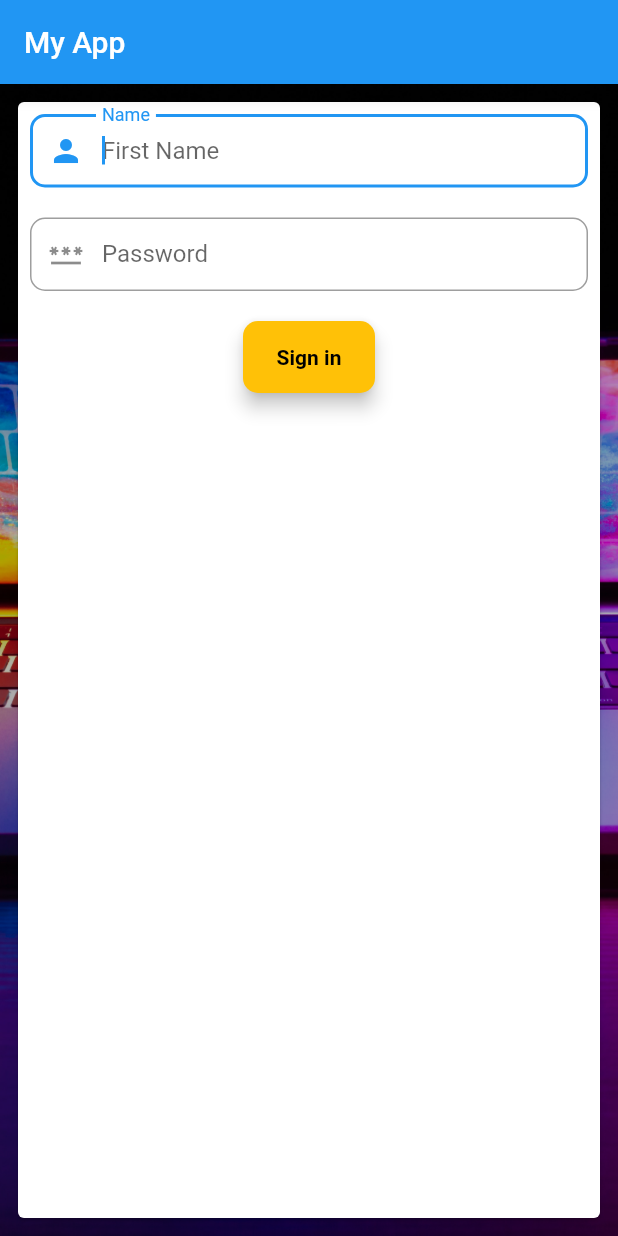
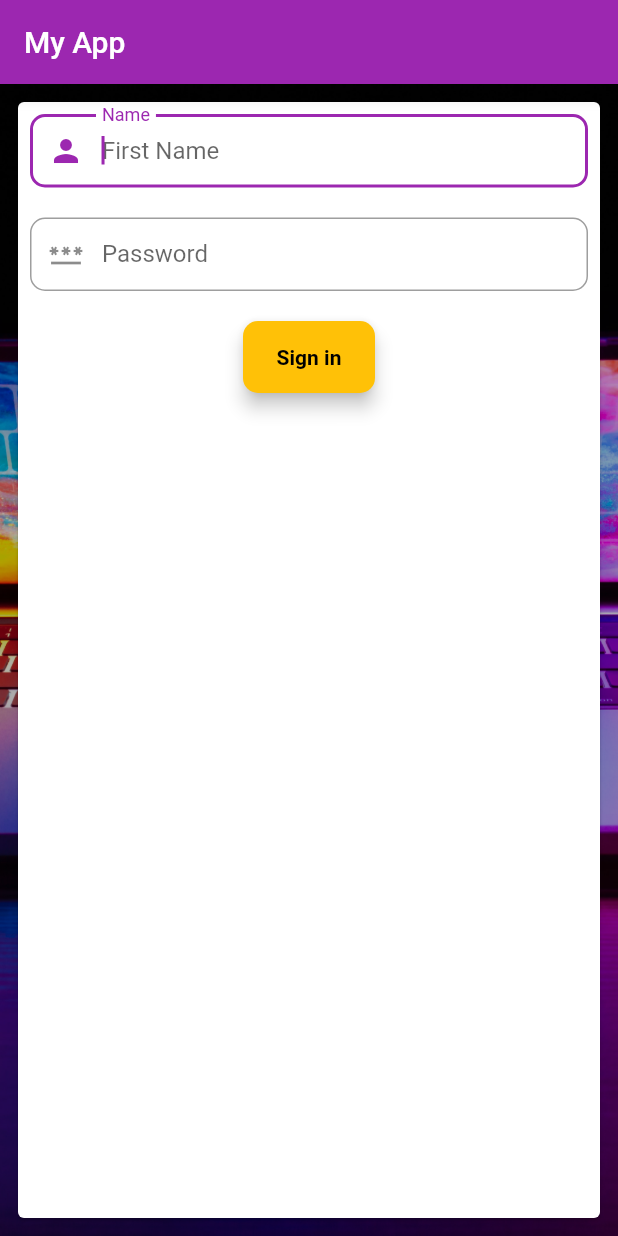
Before and after one commit to Gul-Is-Here/Fluuter_Practice_Apllication, a Flutter app: the screen it shows after launch, after a tap on "Sign in", on a phone screen of 412 x 824 dp. Run offline on Flutter 3.47's test engine with Material 2 defaults, Android fonts, the light colour scheme and no system bars; our stand-ins replace shared_preferences; missing offline and left inert: shared_preferences_web.

Commit message:
chapter 5 Completed

```diff
--- a/lib/main.dart
+++ b/lib/main.dart
@@ -1,11 +1,23 @@
 import 'package:flutter/material.dart';
 import 'package:my_applicaion/page/loginPage.dart';
-void main(){
-  runApp(const MaterialApp(
+import 'package:my_applicaion/pages/homepage.dart';
+import '../utils/constants.dart';
+import 'package:shared_preferences/shared_preferences.dart';
+Future main() async{
+WidgetsFlutterBinding.ensureInitialized();
+
+final prefs = await SharedPreferences.getInstance();
+Constants.prefs = await SharedPreferences.getInstance();
+  runApp( MaterialApp(
+    debugShowCheckedModeBanner: false,
     title: 'Flutter App',
-    home:LoginPage() ,
+    home: Constants.prefs.getBool('loggedIn')==true ? HomePageFB(): LoginPage() ,
+    theme: ThemeData(
+      primarySwatch: Colors.purple,
+    ),
     routes: {
-
+      "/login":(context) => const LoginPage(),
+      "/home":(context) => const HomePageFB(),
     },
 
   ));
--- a/lib/page/loginPage.dart
+++ b/lib/page/loginPage.dart
@@ -1,6 +1,6 @@
 // ignore: file_names
 import 'package:flutter/material.dart';
-
+import '../utils/constants.dart';
 import 'img.dart';
  class LoginPage extends StatefulWidget {
   const LoginPage({Key? key}) : super(key: key);
@@ -48,7 +48,10 @@ class _LoginPageState extends State<LoginPage> {
   color: Colors.amber,
   borderRadius: BorderRadius.circular(10),
   child: MaterialButton(onPressed: (){
-
+    // Navigator.push(context, MaterialPageRoute(builder:
+    //  (context)=>const HomePage()) );
+    Constants.prefs.setBool('loggedIn', true);
+    Navigator.pushReplacementNamed(context, "/login");
   },
   child: const Text('Sign in',style:
  TextStyle(color: Colors.black, fontWeight: FontWeight.bold,),textAlign: TextAlign.center, ),));
@@ -60,7 +63,7 @@ class _LoginPageState extends State<LoginPage> {
     body:Stack(
       fit: StackFit.expand,
       children: <Widget>[
-        Img(),
+        const Img(),
         Center(
           child: Padding(
             padding: const EdgeInsets.all(8.0),
--- /dev/null
+++ b/lib/utils/constants.dart
@@ -0,0 +1,5 @@
+import 'package:flutter/material.dart';
+import 'package:shared_preferences/shared_preferences.dart';
+class Constants{
+  static late SharedPreferences prefs;
+}
--- a/pubspec.yaml
+++ b/pubspec.yaml
@@ -35,6 +35,7 @@ dependencies:
   # Use with the CupertinoIcons class for iOS style icons.
   cupertino_icons: ^1.0.2
   http: ^0.13.5
+  shared_preferences: ^2.0.15
 
 dev_dependencies:
   flutter_test:
```
Also changed, not shown: lib/pages/homepage.dart (+24 -9 lines), lib/widgets/generated_plugin_registrant.dart (added, +17 -0 lines), lib/widgets/changeNameCard.dart (renamed from lib/changeNameCard.dart), lib/widgets/drawer.dart (renamed from lib/drawer.dart), pubspec.lock, 1 other file.
